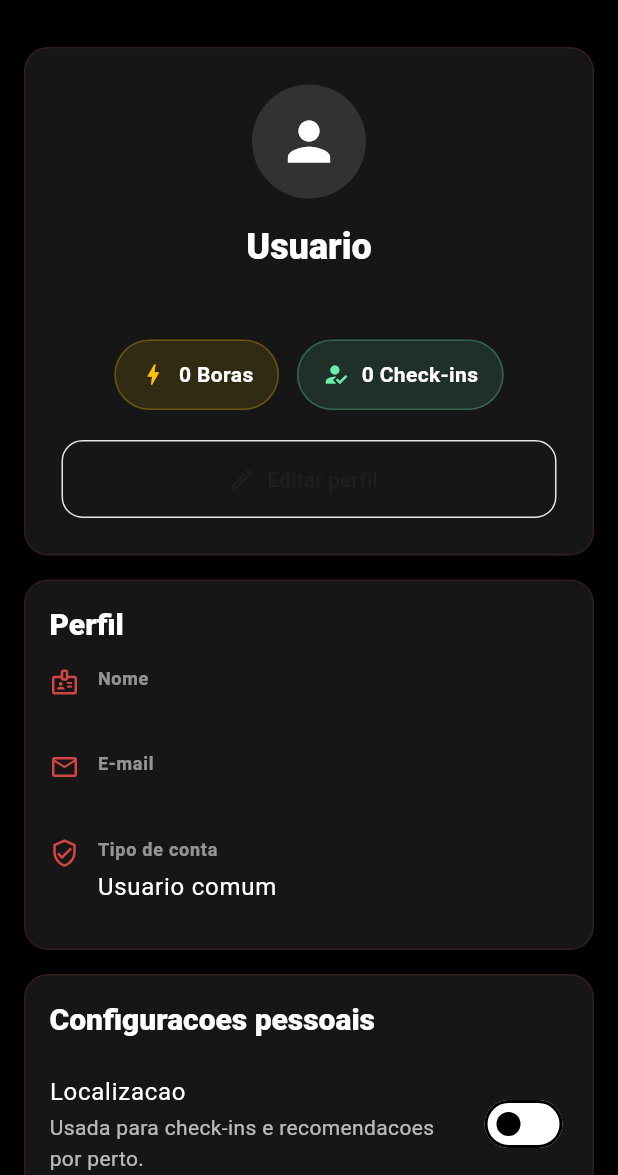
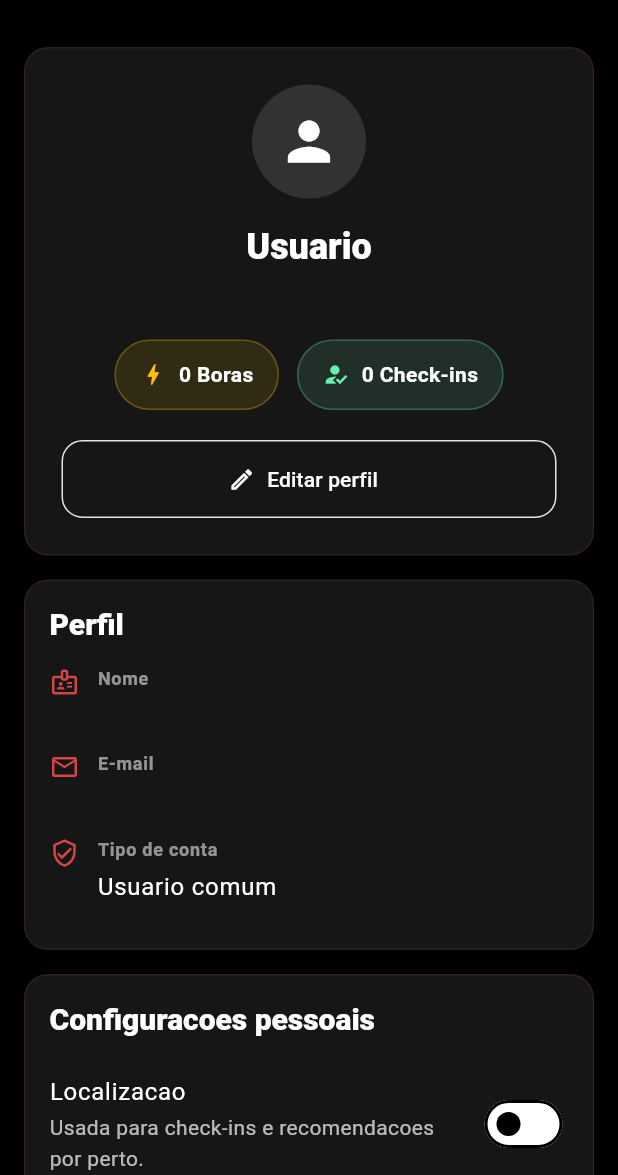
Before and after one commit to marysoarez/entao_bora, a Flutter app: the UserAreaPage screen opened by its route, on a phone screen of 412 x 824 dp, the part 61-1236 px from its top. Run offline on Flutter 3.47's test engine with Material 3 defaults, Android fonts, the light colour scheme and no system bars; our stand-ins replace cloud_firestore, dartz, firebase_auth, firebase_core, firebase_messaging, flutter_image_compress and 8 more; accounts and stored records are empty; generated files the repository leaves out were written again.

Commit message:
user area

```diff
--- a/lib/feature/user_area/presentation/pages/user_area_page.dart
+++ b/lib/feature/user_area/presentation/pages/user_area_page.dart
@@ -35,7 +35,7 @@ class _UserAreaPageState extends State<UserAreaPage> {
     return Scaffold(
       backgroundColor: DsColors.publicBackground,
       appBar: const AppAppBar(title: 'Minha area', showDrawer: true),
-      drawer: const AppDrawer(),
+      drawer: Observer(builder: (_) => AppDrawer(user: vm.user)),
       body: Observer(
         builder: (_) {
           if (vm.loading) {
--- a/lib/feature/user_area/presentation/viewmodels/user_area_viewmodel.dart
+++ b/lib/feature/user_area/presentation/viewmodels/user_area_viewmodel.dart
@@ -76,6 +76,7 @@ abstract class UserAreaViewModelBase with Store {
     try {
       final currentUser = await _authRepository.getCurrentUser();
       user = currentUser;
+      loading = false;
 
       if (currentUser == null) {
         boraEvents = [];
--- a/lib/feature/user_area/presentation/widgets/user_area_header.dart
+++ b/lib/feature/user_area/presentation/widgets/user_area_header.dart
@@ -39,14 +39,15 @@ class UserAreaHeader extends StatelessWidget {
                   ),
           );
 
-          final info = Expanded(
-            child: Column(
+          final info = Column(
             crossAxisAlignment: compact
                 ? CrossAxisAlignment.center
                 : CrossAxisAlignment.start,
             children: [
               Text(
                 user.name.isNotEmpty ? user.name : 'Usuario',
+                maxLines: 2,
+                overflow: TextOverflow.ellipsis,
                 textAlign: compact ? TextAlign.center : TextAlign.start,
                 style: Theme.of(context).textTheme.headlineSmall?.copyWith(
                   color: DsColors.publicText,
@@ -56,6 +57,8 @@ class UserAreaHeader extends StatelessWidget {
               const SizedBox(height: DsSpacing.xs),
               Text(
                 user.email ?? 'Conta sem e-mail cadastrado',
+                maxLines: 1,
+                overflow: TextOverflow.ellipsis,
                 textAlign: compact ? TextAlign.center : TextAlign.start,
                 style: Theme.of(context).textTheme.bodyMedium?.copyWith(
                   color: DsColors.publicTextMuted,
@@ -65,9 +68,7 @@ class UserAreaHeader extends StatelessWidget {
               Wrap(
                 spacing: DsSpacing.sm,
                 runSpacing: DsSpacing.sm,
-                  alignment: compact
-                      ? WrapAlignment.center
-                      : WrapAlignment.start,
+                alignment: compact ? WrapAlignment.center : WrapAlignment.start,
                 children: [
                   _MetricChip(
                     icon: Icons.bolt,
@@ -84,13 +85,12 @@ class UserAreaHeader extends StatelessWidget {
                 ],
               ),
             ],
-            ),
           );
 
           final editButton = OutlinedButton.icon(
             onPressed: onEditProfile,
-            icon: const Icon(Icons.edit_outlined),
-            label: const Text('Editar perfil'),
+            icon: const Icon(Icons.edit_outlined, color: Colors.white,),
+            label: const Text('Editar perfil', style:TextStyle(color: Colors.white)),
           );
 
           if (compact) {
@@ -110,7 +110,7 @@ class UserAreaHeader extends StatelessWidget {
             children: [
               avatar,
               const SizedBox(width: DsSpacing.lg),
-              info,
+              Expanded(child: info),
               const SizedBox(width: DsSpacing.lg),
               editButton,
             ],
@@ -153,6 +153,8 @@ class _MetricChip extends StatelessWidget {
           const SizedBox(width: DsSpacing.xs),
           Text(
             '$value $label',
+            maxLines: 1,
+            overflow: TextOverflow.ellipsis,
             style: const TextStyle(
               color: DsColors.publicText,
               fontWeight: FontWeight.w700,
--- a/lib/feature/user_area/presentation/widgets/user_profile_summary.dart
+++ b/lib/feature/user_area/presentation/widgets/user_profile_summary.dart
@@ -72,6 +72,8 @@ class _InfoRow extends StatelessWidget {
                 const SizedBox(height: DsSpacing.xxs),
                 Text(
                   value,
+                  maxLines: 2,
+                  overflow: TextOverflow.ellipsis,
                   style: Theme.of(
                     context,
                   ).textTheme.bodyLarge?.copyWith(color: DsColors.publicText),
```
Also changed, not shown: lib/feature/user_area/presentation/widgets/user_activity_section.dart (+6 -1 lines), lib/feature/user_area/presentation/widgets/user_events_section.dart (+8 -7 lines), lib/shared/widgets/drawer_widget.dart (+20 -11 lines). Lines whose indentation alone changed are shown as unchanged.
